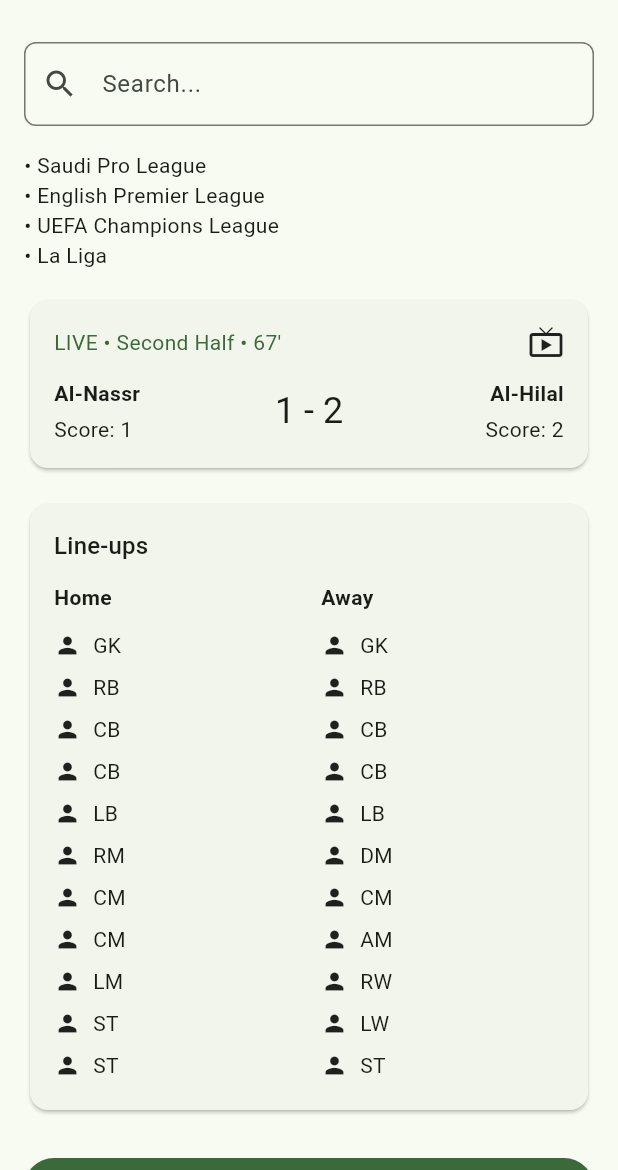
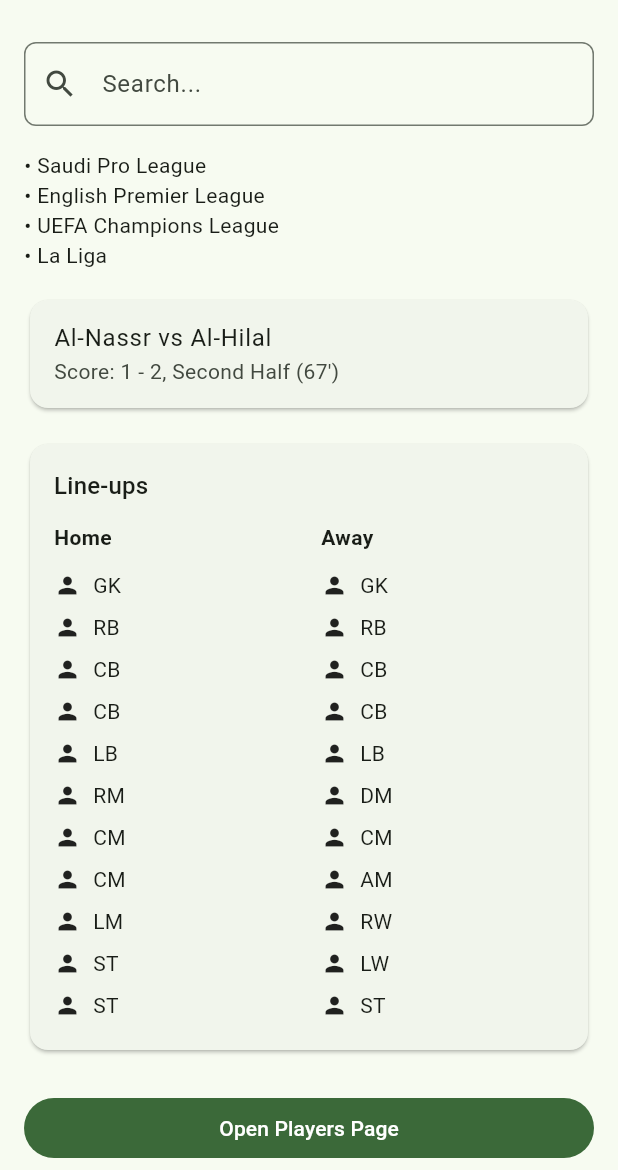
Before and after one commit to aaaa110778-web/top1, a Flutter app: the screen it shows after launch, on a phone screen of 412 x 824 dp, the part 66-1236 px from its top. Run offline on Flutter 3.47's test engine with Material 3 defaults, Android fonts, the phone set to English and light mode, and no system bars.

Commit message:
Update live_match_card.dart

```diff
--- a/lib/widgets/live_match_card.dart
+++ b/lib/widgets/live_match_card.dart
@@ -20,44 +20,11 @@
 
   @override
   Widget build(BuildContext context) {
-    final scheme = Theme.of(context).colorScheme;
     return Card(
-      elevation: 1,
-      child: Padding(
-        padding: const EdgeInsets.all(16),
-        child: Column(
-          crossAxisAlignment: CrossAxisAlignment.start,
-          children: [
-            Row(
-              mainAxisAlignment: MainAxisAlignment.spaceBetween,
-              children: [
-                Text('LIVE • $status • ${minute}\'', style: TextStyle(color: scheme.primary)),
-                const Icon(Icons.live_tv),
-              ],
-            ),
-            const SizedBox(height: 12),
-            Row(
-              mainAxisAlignment: MainAxisAlignment.spaceBetween,
-              children: [
-                Expanded(child: _teamTile(homeTeam, homeScore, TextAlign.start)),
-                Text('$homeScore - $awayScore', style: Theme.of(context).textTheme.headlineSmall),
-                Expanded(child: _teamTile(awayTeam, awayScore, TextAlign.end)),
-              ],
-            ),
-          ],
-        ),
+      child: ListTile(
+        title: Text("$homeTeam vs $awayTeam"),
+        subtitle: Text("Score: $homeScore - $awayScore, $status ($minute')"),
       ),
     );
   }
-
-  Widget _teamTile(String name, int score, TextAlign align) {
-    return Column(
-      crossAxisAlignment: align == TextAlign.start ? CrossAxisAlignment.start : CrossAxisAlignment.end,
-      children: [
-        Text(name, textAlign: align, style: const TextStyle(fontWeight: FontWeight.w600)),
-        const SizedBox(height: 4),
-        Text('Score: $score', textAlign: align),
-      ],
-    );
-  }
 }
```
